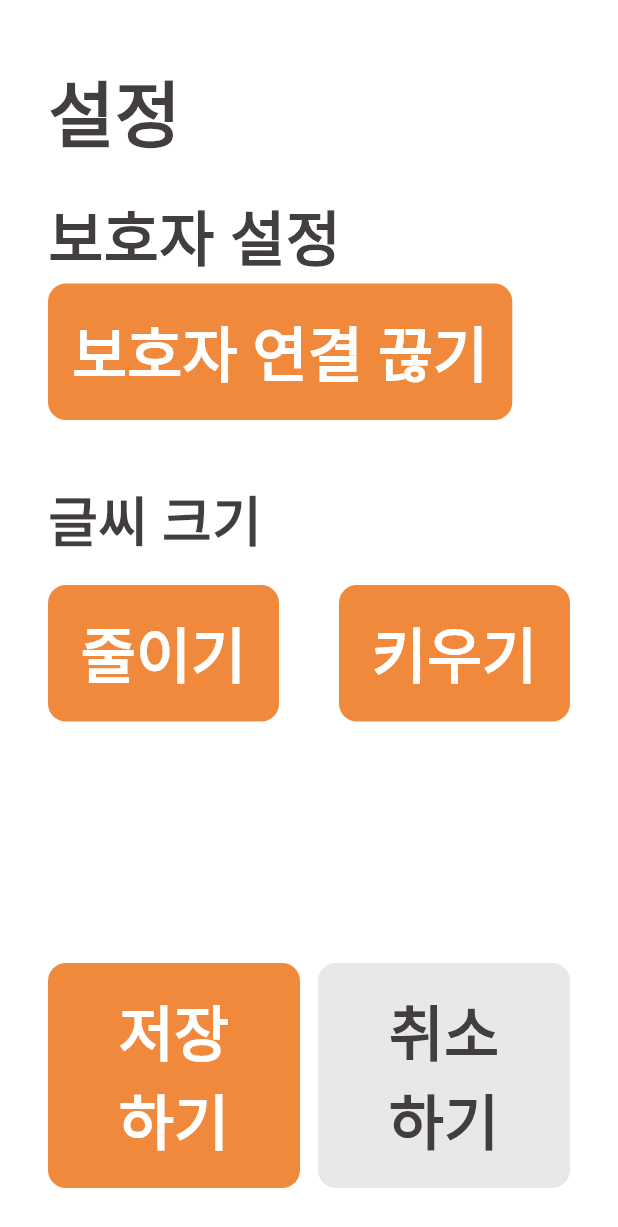
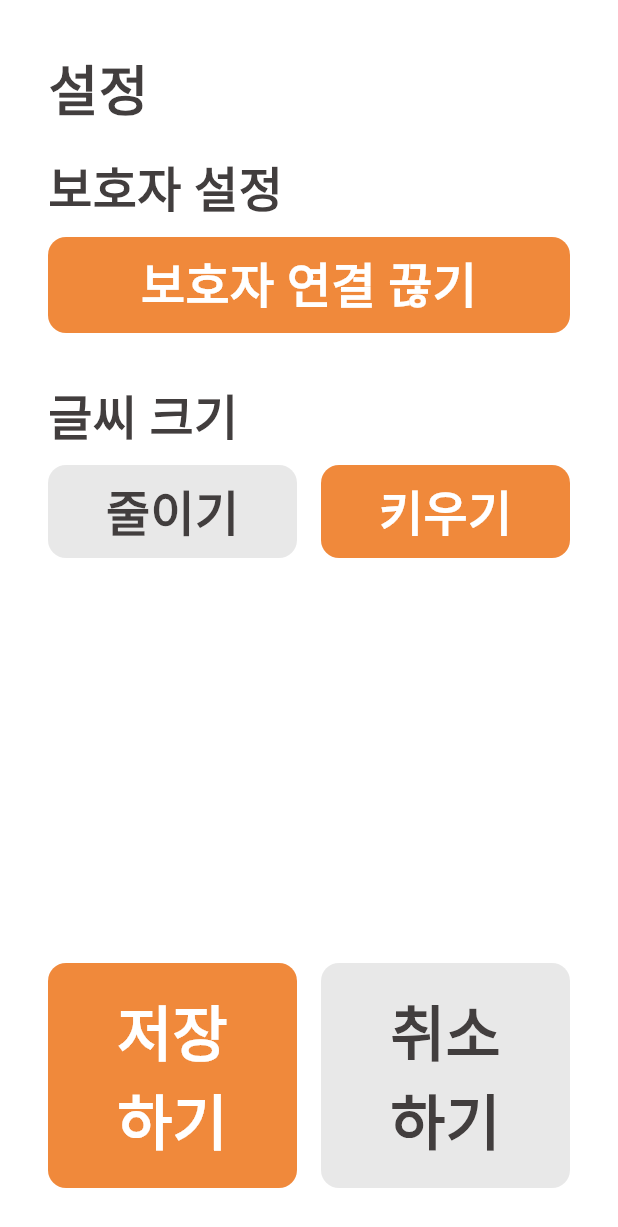
Before and after one commit to AlLerGy-KNU/heartfeltcall, a Flutter app: the HomeScreen screen opened directly, after a tap on an icon or button, on a phone screen of 412 x 824 dp. Shown: the top 1227 px of the screen. Run offline on Flutter 3.47's test engine with Material 3 defaults, Android fonts, the phone set to English and light mode, and no system bars; our stand-ins replace flutter_dotenv, flutter_svg, shared_preferences; accounts and stored records are empty; Roboto replaces fonts that are missing (Pretendard).

```diff
--- a/memorion/lib/main.dart
+++ b/memorion/lib/main.dart
@@ -1,10 +1,12 @@
 import 'package:flutter/material.dart';
+import 'package:flutter_dotenv/flutter_dotenv.dart';
 import 'package:memorion/const/theme.dart';
 import 'package:memorion/screens/init_screen.dart';
 import 'package:memorion/services/local_data_manager.dart';
 
 void main() async {
   WidgetsFlutterBinding.ensureInitialized(); // 바인딩 초기화
+  await dotenv.load(fileName: ".env");
   await LocalDataManager.init(); // 저장소 초기화
   runApp(const MyApp());
 }
--- a/memorion/lib/screens/home_screen.dart
+++ b/memorion/lib/screens/home_screen.dart
@@ -27,7 +27,7 @@ class _HomeScreenState extends State<HomeScreen> {
             children: <Widget>[
               SizedBox(height: Other.gapM,),
               // logo
-              SvgPicture.asset("assetName"),
+              SvgPicture.asset("assets/images/memorion_logo.svg"),
               Text(
                 '따듯한 전화',
                 style: Theme.of(context).textTheme.bodyLarge!.copyWith(
@@ -59,7 +59,6 @@ class _HomeScreenState extends State<HomeScreen> {
             const SizedBox(width: 12),
             Expanded(
               child: ElevatedButton(
-                child: Text("설정\n하기"),
                 onPressed: ()=>{
                   Navigator.push(context, MaterialPageRoute(
                     builder: (context) => SettingScreen()
@@ -69,6 +68,7 @@ class _HomeScreenState extends State<HomeScreen> {
                   backgroundColor: WidgetStatePropertyAll(AppColors.whiteGray),
                   foregroundColor: WidgetStatePropertyAll(AppColors.black)
                 ),
+                child: Text("설정\n하기"),
               )
             ),
           ],
--- a/memorion/lib/screens/setting_screen.dart
+++ b/memorion/lib/screens/setting_screen.dart
@@ -63,33 +63,62 @@ class _SettingScreenState extends State<SettingScreen> {
             crossAxisAlignment: CrossAxisAlignment.start,
             mainAxisAlignment: MainAxisAlignment.center,
             children: <Widget>[
-              const SizedBox(height: 40,),
-              // logo
-              const Text(
+              SizedBox(height: Other.gapM,),
+              Text(
                 '설정',
-                style: TextStyle(fontSize: 48, fontWeight: FontWeight.bold, color: AppColors.black),
+                style: Theme.of(context).textTheme.bodyLarge,
               ),
-              const SizedBox(height: 20,),
+              SizedBox(height: Other.gapS,),
               Text(
-                "보호자 설정",
-                style: const TextStyle(fontSize: 40, fontWeight: FontWeight.bold, color: AppColors.black),
+                "보호자 설정"
               ),
-              ElevatedButton(child: Text("보호자 연결 끊기"), onPressed: ()=>{}),
-              SizedBox(height: 40,),
+              SizedBox(height: Other.gapSS,),
+              Row(
+                children: [
+                  Expanded(
+                    child: ElevatedButton(
+                      onPressed: ()=>{},
+                      style: Theme.of(context).elevatedButtonTheme.style?.copyWith(
+                        padding: WidgetStatePropertyAll(EdgeInsets.all(8))
+                      ),
+                      child: Text("보호자 연결 끊기", style: Theme.of(context).textTheme.bodyMedium!.copyWith(
+                        color: AppColors.white
+                      ),),
+                    ),
+                  ),
+                ],
+              ),
+              SizedBox(height: Other.gapM,),
               Text(
                 "글씨 크기",
-                style: const TextStyle(fontSize: 36, fontWeight: FontWeight.bold, color: AppColors.black),
               ),
-              SizedBox(height: 16,),
+              SizedBox(height: Other.gapSS,),
               Row(
                 mainAxisSize: MainAxisSize.max,
                 children: [
                   Expanded(
-                    child: ElevatedButton(child: Text("줄이기"), onPressed: ()=>{})
+                    child: ElevatedButton(
+                      onPressed: ()=>{},
+                      style: Theme.of(context).elevatedButtonTheme.style?.copyWith(
+                        backgroundColor: WidgetStatePropertyAll(AppColors.whiteGray),
+                        padding: WidgetStatePropertyAll(EdgeInsets.all(8))
+                      ),
+                      child: Text("줄이기", style: Theme.of(context).textTheme.bodyMedium,),
+                    )
                   ),
-                  SizedBox(width: 40,),
+                  SizedBox(width: Other.gapS,),
                   Expanded(
-                    child: ElevatedButton(child: Text("키우기"), onPressed: ()=>{})
+                    child: ElevatedButton(
+                      onPressed: ()=>{},
+                      style: Theme.of(context).elevatedButtonTheme.style?.copyWith(
+                        backgroundColor: WidgetStatePropertyAll(AppColors.main),
+                        foregroundColor: WidgetStatePropertyAll(AppColors.white),
+                        padding: WidgetStatePropertyAll(EdgeInsets.all(8))
+                      ),
+                      child: Text("키우기", style: Theme.of(context).textTheme.bodyMedium!.copyWith(
+                        color: AppColors.white
+                      ),),
+                    )
                   ),
                 ],
               ),
@@ -109,7 +138,7 @@ class _SettingScreenState extends State<SettingScreen> {
                 Navigator.pop(context)
               })
             ),
-            const SizedBox(width: 12),
+            SizedBox(width: Other.gapS,),
             Expanded(
               child: ElevatedButton(
                 style: Theme.of(context).elevatedButtonTheme.style?.copyWith(
--- /dev/null
+++ b/memorion/lib/services/memorion_service.dart
@@ -0,0 +1,9 @@
+import 'dart:convert';
+import 'package:flutter_dotenv/flutter_dotenv.dart';
+import 'package:http/http.dart' as http;
+
+class MemorionService {
+  final baseUrl = dotenv.env["BASE_URL"];
+
+
+}
--- a/memorion/pubspec.yaml
+++ b/memorion/pubspec.yaml
@@ -36,6 +36,7 @@ dependencies:
   cupertino_icons: ^1.0.8
   shared_preferences: ^2.5.3
   flutter_svg: ^2.2.2
+  flutter_dotenv: ^6.0.0
 
 dev_dependencies:
   flutter_test:
@@ -59,6 +60,7 @@ flutter:
   # the material Icons class.
   uses-material-design: true
   assets:
+    - .env
     - assets/images/memorion_logo.svg
   fonts:
     - family: Pretendard
```
